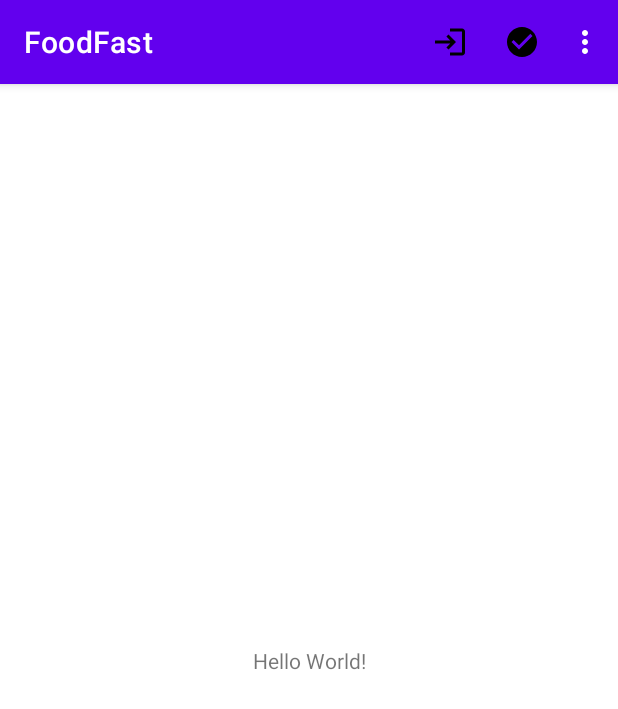
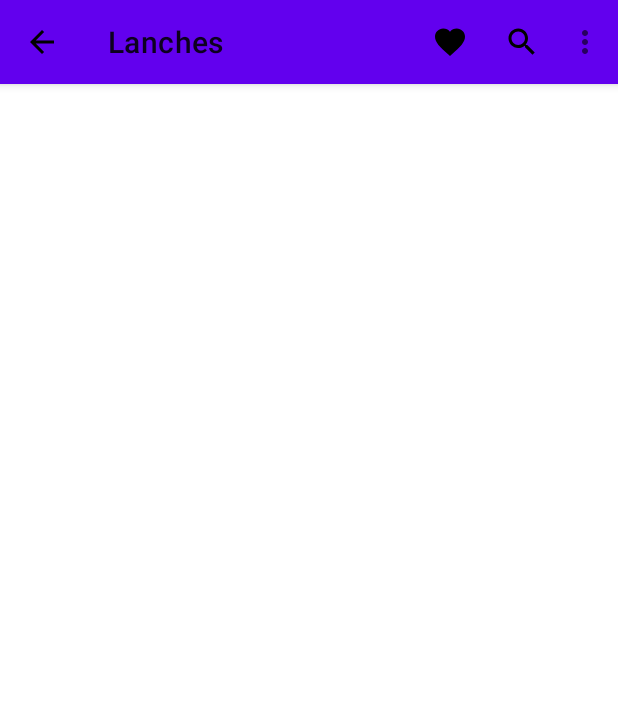
Before and after one commit to DaniloHY/FoodFast, an Android app: the screen it shows after launch (MainActivity before the commit, MenuAppBarTop_Activity after it), on a phone screen of 412 x 824 dp. Shown: the top 709 px of the screen. Run offline under Robolectric (Android 15) with nearby library versions, the phone set to English and light mode, and no system bars.

Commit message:
menu app bar

```diff
--- /dev/null
+++ b/app/src/main/java/br/com/etecia/foodfast/MenuAppBarTop_Activity.java
@@ -0,0 +1,15 @@
+package br.com.etecia.foodfast;
+
+import androidx.appcompat.app.AppCompatActivity;
+
+import android.os.Bundle;
+
+public class MenuAppBarTop_Activity extends AppCompatActivity {
+
+
+    @Override
+    protected void onCreate(Bundle savedInstanceState) {
+        super.onCreate(savedInstanceState);
+        setContentView(R.layout.menu_app_bar_top_layout);
+    }
+}
--- /dev/null
+++ b/app/src/main/res/drawable/ic_baseline_arrow_back.xml
@@ -0,0 +1,5 @@
+<vector android:autoMirrored="true" android:height="24dp"
+    android:tint="#000000" android:viewportHeight="24"
+    android:viewportWidth="24" android:width="24dp" xmlns:android="http://schemas.android.com/apk/res/android">
+    <path android:fillColor="@android:color/white" android:pathData="M20,11H7.83l5.59,-5.59L12,4l-8,8 8,8 1.41,-1.41L7.83,13H20v-2z"/>
+</vector>
--- /dev/null
+++ b/app/src/main/res/drawable/ic_baseline_menu.xml
@@ -0,0 +1,5 @@
+<vector android:height="24dp" android:tint="#000000"
+    android:viewportHeight="24" android:viewportWidth="24"
+    android:width="24dp" xmlns:android="http://schemas.android.com/apk/res/android">
+    <path android:fillColor="@android:color/white" android:pathData="M3,18h18v-2L3,16v2zM3,13h18v-2L3,11v2zM3,6v2h18L21,6L3,6z"/>
+</vector>
--- /dev/null
+++ b/app/src/main/res/layout/menu_app_bar_top_layout.xml
@@ -0,0 +1,23 @@
+<?xml version="1.0" encoding="utf-8"?>
+<androidx.coordinatorlayout.widget.CoordinatorLayout xmlns:android="http://schemas.android.com/apk/res/android"
+    xmlns:app="http://schemas.android.com/apk/res-auto"
+    xmlns:tools="http://schemas.android.com/tools"
+    android:layout_width="match_parent"
+    android:layout_height="match_parent"
+    tools:context=".MenuAppBarTop_Activity">
+
+    <com.google.android.material.appbar.AppBarLayout
+        android:layout_width="match_parent"
+        android:layout_height="wrap_content">
+
+        <com.google.android.material.appbar.MaterialToolbar
+            android:id="@+id/idToolBar"
+            android:layout_width="match_parent"
+            android:layout_height="?attr/actionBarSize"
+            app:menu="@menu/menu"
+            app:navigationIcon="@drawable/ic_baseline_arrow_back"
+            app:title="Lanches" />
+
+    </com.google.android.material.appbar.AppBarLayout>
+
+</androidx.coordinatorlayout.widget.CoordinatorLayout>
--- a/app/src/main/res/values/themes.xml
+++ b/app/src/main/res/values/themes.xml
@@ -13,4 +13,18 @@
         <item name="android:statusBarColor">?attr/colorPrimaryVariant</item>
         <!-- Customize your theme here. -->
     </style>
+
+    <style name="temaSemBarra" parent="Theme.MaterialComponents.DayNight.NoActionBar">
+        <!-- Primary brand color. -->
+        <item name="colorPrimary">@color/purple_500</item>
+        <item name="colorPrimaryVariant">@color/purple_700</item>
+        <item name="colorOnPrimary">@color/white</item>
+        <!-- Secondary brand color. -->
+        <item name="colorSecondary">@color/teal_200</item>
+        <item name="colorSecondaryVariant">@color/teal_700</item>
+        <item name="colorOnSecondary">@color/black</item>
+        <!-- Status bar color. -->
+        <item name="android:statusBarColor">?attr/colorPrimaryVariant</item>
+        <!-- Customize your theme here. -->
+    </style>
 </resources>
```
Also changed, not shown: app/src/main/AndroidManifest.xml (+20 -2 lines), app/src/main/java/br/com/etecia/foodfast/MenuAppBarBottom_Activity.java (added, +14 -0 lines), app/src/main/res/layout/menu_app_bar_bottom_layout.xml (added, +9 -0 lines).
